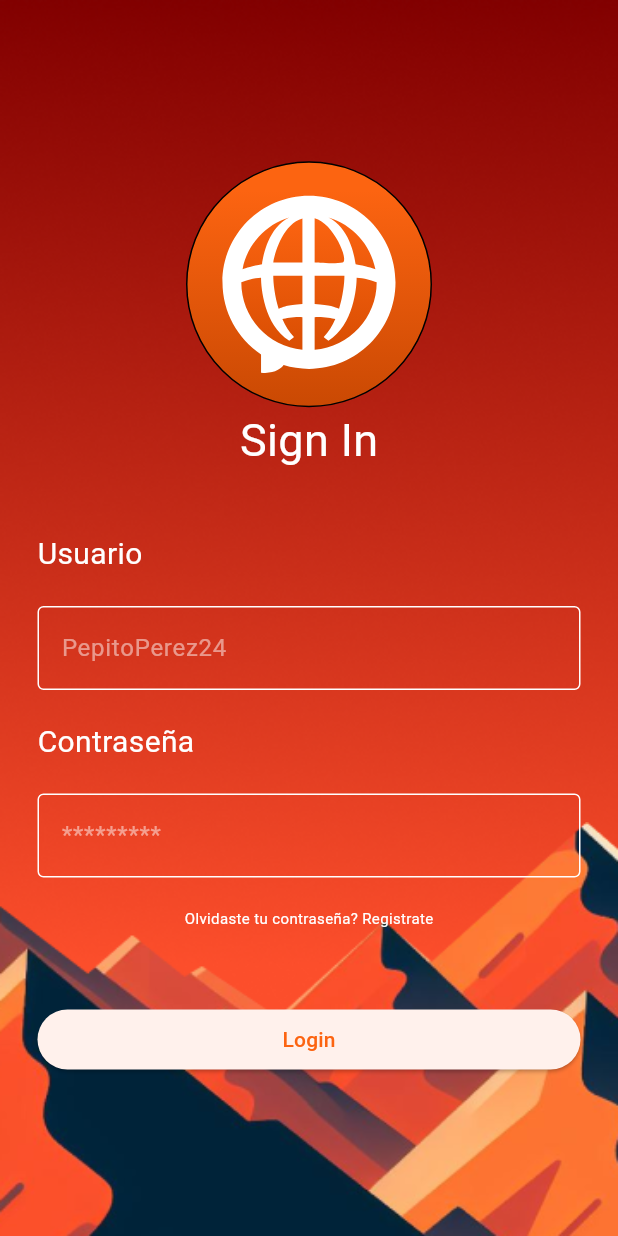
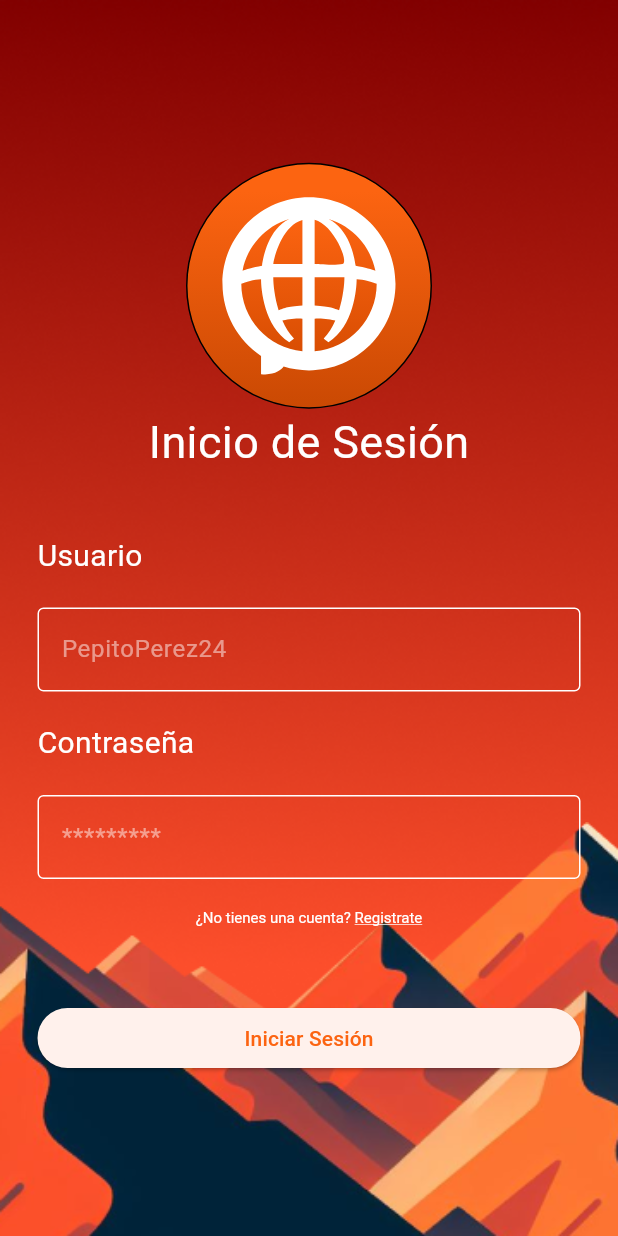
Before and after one commit to LeoLizc/f_parche, a Flutter app: the LoginPage screen opened directly, on a phone screen of 412 x 824 dp. Run offline on Flutter 3.47's test engine with Material 2 defaults, Android fonts, the phone set to English and light mode, and no system bars; our stand-ins replace flex_color_scheme, flutter_svg, get, loggy.

Commit message:
Update login and registration pages

```diff
--- a/lib/ui/app.dart
+++ b/lib/ui/app.dart
@@ -62,10 +62,10 @@ class MyApp extends StatelessWidget {
 
       initialRoute: '/',
       getPages: [
-        GetPage(name: '/', page: () => SignUpPage()),
+        GetPage(name: '/', page: () => LoginPage()),
         // GetPage(name: '/', page: () => const HomePage()),
-        // GetPage(name: '/login', page: () => const LoginPage()),
-        // GetPage(name: '/register', page: () => const RegisterPage()),
+        GetPage(name: '/login', page: () => LoginPage()),
+        GetPage(name: '/register', page: () => SignUpPage()),
         // GetPage(name: '/home', page: () => const HomePage()),
         // GetPage(name: '/profile', page: () => const ProfilePage()),
         // GetPage(name: '/settings', page: () => const SettingsPage()),
--- a/lib/ui/pages/auth/login.dart
+++ b/lib/ui/pages/auth/login.dart
@@ -1,5 +1,7 @@
+import 'package:flutter/gestures.dart';
 import 'package:flutter/material.dart';
 import 'package:flutter_svg/svg.dart';
+import 'package:get/get.dart';
 
 class LoginPage extends StatelessWidget {
   LoginPage({Key? key}) : super(key: key);
@@ -48,7 +50,7 @@ class LoginPage extends StatelessWidget {
                   children: <Widget>[
                     SvgPicture.asset('assets/icons/Logo.svg'),
                     const Text(
-                      'Sign In',
+                      'Inicio de Sesión',
                       style: TextStyle(fontSize: 30, color: Colors.white),
                     ),
                     Column(
@@ -126,10 +128,28 @@ class LoginPage extends StatelessWidget {
                     const SizedBox(
                       height: 20,
                     ),
-                    const Text(
-                      'Olvidaste tu contraseña? Registrate',
-                      style: TextStyle(fontSize: 10, color: Colors.white),
-                    ),
+                    RichText(
+                        text: TextSpan(
+                      children: <TextSpan>[
+                        const TextSpan(
+                          text: '¿No tienes una cuenta? ',
+                          style: TextStyle(fontSize: 10, color: Colors.white),
+                        ),
+                        TextSpan(
+                          text: 'Registrate',
+                          style: const TextStyle(
+                              fontSize: 10,
+                              color: Colors.white,
+                              decoration: TextDecoration.underline),
+                          recognizer: TapGestureRecognizer()
+                            ..onTap = () {
+                              Get.toNamed('/register');
+                            },
+                        ),
+                      ],
+                    )
+                        // style: TextStyle(fontSize: 10, color: Colors.white),
+                        ),
                     const SizedBox(
                       height: 50,
                     ),
@@ -151,7 +171,7 @@ class LoginPage extends StatelessWidget {
                             //   backgroundColor: ThemeData().primaryColorDark,
                             // ),
                             child: const Text(
-                              'Login',
+                              'Iniciar Sesión',
                               // style: TextStyle(fontSize: 20, color: Colors.white),
                             ),
                             //aumenta el tamaño del boton
```
